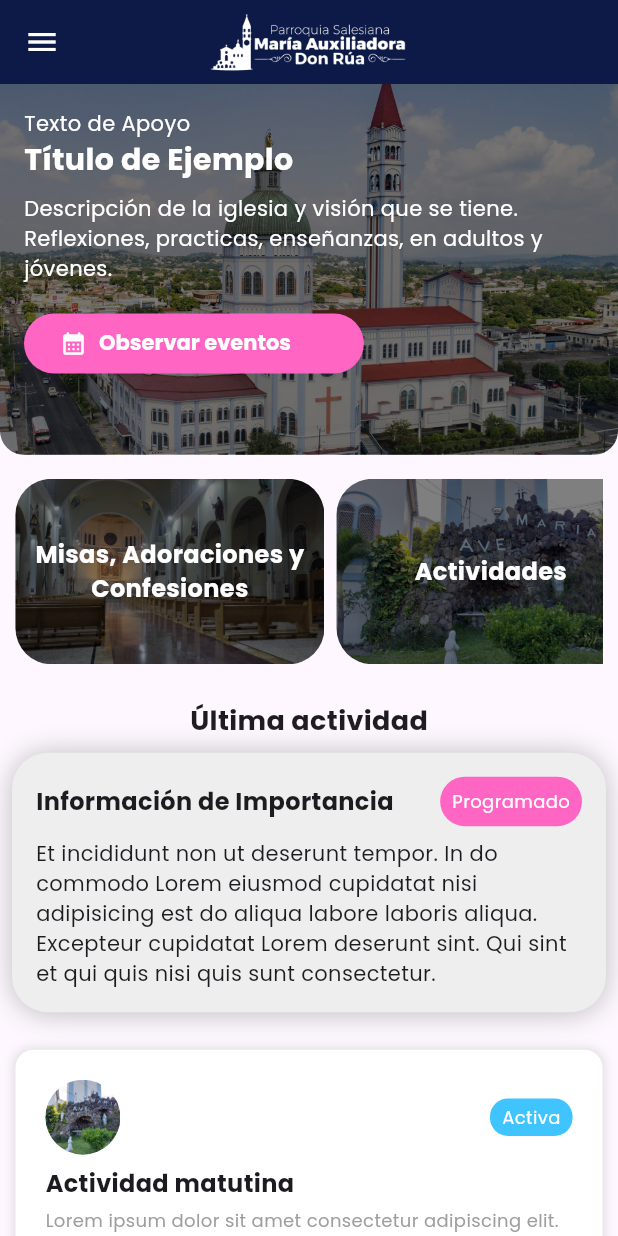
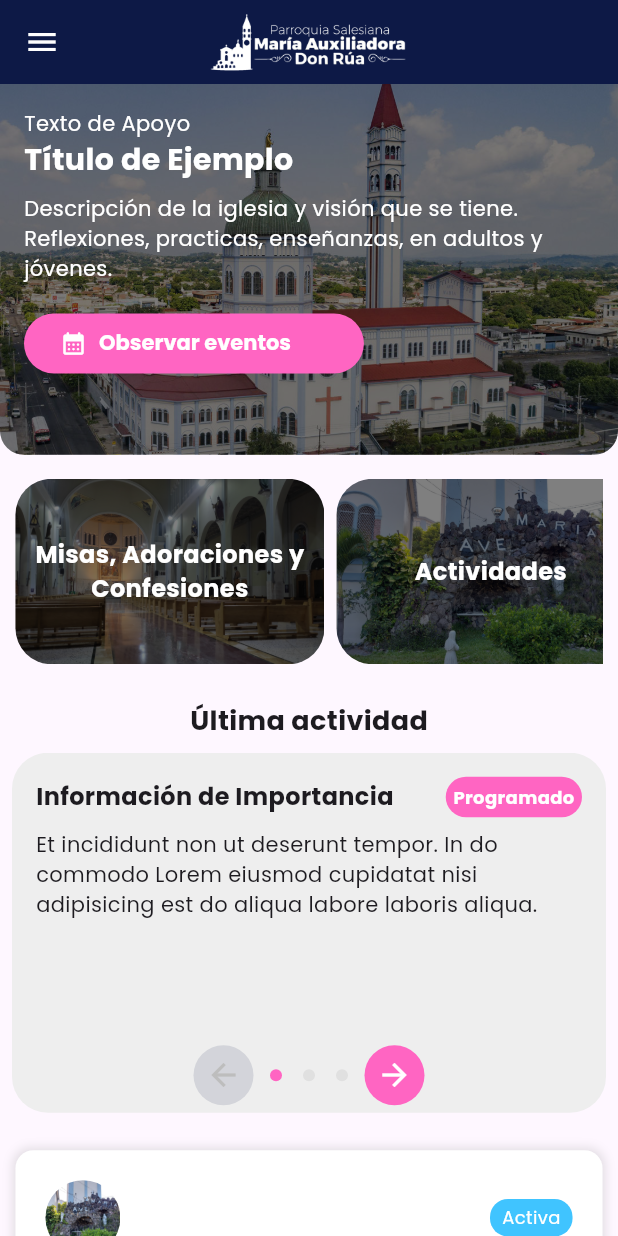
Before and after one commit to GMajanoM/don_rua_flutter_app, a Flutter app: the screen it shows after launch, on a phone screen of 412 x 824 dp. Run offline on Flutter 3.47's test engine with Material 3 defaults, Android fonts, the phone set to English and light mode, and no system bars; our stand-ins replace flutter_riverpod, go_router, google_fonts, icons_plus.

Commit message:
Integrate CustomCardCarousel carousel with navigation.

```diff
--- a/lib/features/general/screens/home_screen.dart
+++ b/lib/features/general/screens/home_screen.dart
@@ -85,13 +85,31 @@ class HomeScreen extends StatelessWidget {
                             fontSize: 18, fontWeight: FontWeight.bold),
                       ),
                       const SizedBox(height: 8),
-                      CustomCard(
-                          title: 'Información de Importancia',
-                          color: colors.secondary,
-                          status: 'Programado',
-                          information:
-                              'Et incididunt non ut deserunt tempor. In do commodo Lorem eiusmod cupidatat nisi adipisicing est do aliqua labore laboris aliqua. Excepteur cupidatat Lorem deserunt sint. Qui sint et qui quis nisi quis sunt consectetur.',
-                          coversWidth: true),
+                      CustomCardCarousel(
+                        cards: [
+                          {
+                            'title': 'Información de Importancia',
+                            'color': colors.secondary,
+                            'status': 'Programado',
+                            'information':
+                                'Et incididunt non ut deserunt tempor. In do commodo Lorem eiusmod cupidatat nisi adipisicing est do aliqua labore laboris aliqua.',
+                          },
+                          {
+                            'title': 'Actividad Matutina',
+                            'color': colors.primary,
+                            'status': 'Activa',
+                            'information':
+                                'Excepteur cupidatat Lorem deserunt sint. Qui sint et qui quis nisi quis sunt consectetur.',
+                          },
+                          const {
+                            'title': 'Actividad Nocturna',
+                            'color': Colors.purple,
+                            'status': 'Finalizado',
+                            'information':
+                                'Qui sint et qui quis nisi quis sunt consectetur ad non deserunt tempor.',
+                          },
+                        ],
+                      ),
                       const SizedBox(height: 25),
                     ],
                   ),
--- a/lib/features/shared/widgets/card.dart
+++ b/lib/features/shared/widgets/card.dart
@@ -1,4 +1,112 @@
 import 'package:flutter/material.dart';
+
+class CustomCardCarousel extends StatefulWidget {
+  final List<Map<String, dynamic>> cards;
+
+  const CustomCardCarousel({
+    super.key,
+    required this.cards,
+  });
+
+  @override
+  _CustomCardCarouselState createState() => _CustomCardCarouselState();
+}
+
+class _CustomCardCarouselState extends State<CustomCardCarousel> {
+  final PageController _controller = PageController();
+  int _currentIndex = 0;
+
+  void _onPageChanged(int index) {
+    setState(() {
+      _currentIndex = index;
+    });
+  }
+
+  @override
+  Widget build(BuildContext context) {
+    return Column(
+      children: [
+        SizedBox(
+          height: 240,
+          child: Stack(
+            alignment: Alignment.center,
+            children: [
+              PageView.builder(
+                controller: _controller,
+                itemCount: widget.cards.length,
+                onPageChanged: _onPageChanged,
+                itemBuilder: (context, index) {
+                  final card = widget.cards[index];
+                  return CustomCard(
+                    title: card['title'],
+                    color: card['color'],
+                    status: card['status'],
+                    information: card['information'],
+                    coversWidth: true,
+                  );
+                },
+              ),
+              Positioned(
+                bottom: 1,
+                child: Row(
+                  mainAxisAlignment: MainAxisAlignment.spaceAround,
+                  children: [
+                    IconButton.filledTonal(
+                      onPressed: _currentIndex > 0
+                          ? () {
+                              _controller.previousPage(
+                                duration: const Duration(milliseconds: 300),
+                                curve: Curves.easeInOut,
+                              );
+                            }
+                          : null,
+                      icon: Icon(
+                        Icons.arrow_back,
+                        color:
+                            _currentIndex > 0 ? Colors.white : Colors.grey[400],
+                      ),
+                    ),
+                    Row(
+                      children: List.generate(widget.cards.length, (index) {
+                        return Container(
+                          margin: const EdgeInsets.symmetric(horizontal: 7),
+                          width: 8,
+                          height: 8,
+                          decoration: BoxDecoration(
+                            shape: BoxShape.circle,
+                            color: _currentIndex == index
+                                ? widget.cards[index]['color']
+                                : Colors.grey[300],
+                          ),
+                        );
+                      }),
+                    ),
+                    IconButton.filledTonal(
+                      onPressed: _currentIndex < widget.cards.length - 1
+                          ? () {
+                              _controller.nextPage(
+                                duration: const Duration(milliseconds: 300),
+                                curve: Curves.easeInOut,
+                              );
+                            }
+                          : null,
+                      icon: Icon(
+                        Icons.arrow_forward,
+                        color: _currentIndex < widget.cards.length - 1
+                            ? Colors.white
+                            : Colors.grey[400],
+                      ),
+                    ),
+                  ],
+                ),
+              ),
+            ],
+          ),
+        ),
+      ],
+    );
+  }
+}
 
 class CustomCard extends StatelessWidget {
   final String title;
@@ -7,31 +115,24 @@ class CustomCard extends StatelessWidget {
   final String information;
   final bool coversWidth;
 
-  const CustomCard(
-      {super.key,
-      required this.title,
-      required this.color,
-      required this.status,
-      required this.information,
-      required this.coversWidth});
+  const CustomCard({
+    super.key,
+    required this.title,
+    required this.color,
+    required this.status,
+    required this.information,
+    required this.coversWidth,
+  });
 
   @override
   Widget build(BuildContext context) {
-    final colors = Theme.of(context).colorScheme;
     final size = MediaQuery.of(context).size;
 
     return Container(
       width: size.width,
       decoration: BoxDecoration(
-        color: colors.surface,
+        color: Colors.grey[200],
         borderRadius: BorderRadius.circular(24),
-        boxShadow: [
-          BoxShadow(
-            blurRadius: 15,
-            color: Colors.grey[400]!,
-            offset: const Offset(0, 0.75),
-          )
-        ],
       ),
       padding: const EdgeInsets.all(16),
       child: Column(
@@ -54,14 +155,17 @@ class CustomCard extends StatelessWidget {
               ),
               Container(
                 constraints: BoxConstraints(maxWidth: size.width * 0.3),
-                padding: const EdgeInsets.all(8),
+                padding: const EdgeInsets.all(5),
                 decoration: BoxDecoration(
                   color: color,
                   borderRadius: BorderRadius.circular(24),
                 ),
                 child: Text(
                   status,
-                  style: const TextStyle(color: Colors.white, fontSize: 12),
+                  style: const TextStyle(
+                      color: Colors.white,
+                      fontSize: 12,
+                      fontWeight: FontWeight.bold),
                   maxLines: 2,
                   overflow: TextOverflow.ellipsis,
                 ),
@@ -72,7 +176,7 @@ class CustomCard extends StatelessWidget {
           Text(
             information,
             style: const TextStyle(fontSize: 14),
-          )
+          ),
         ],
       ),
     );
```
